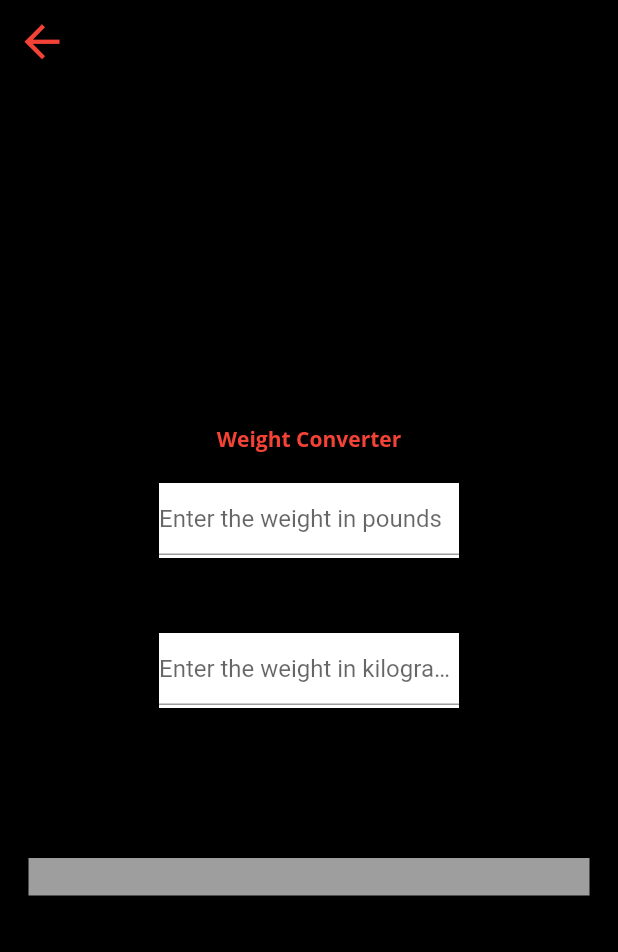
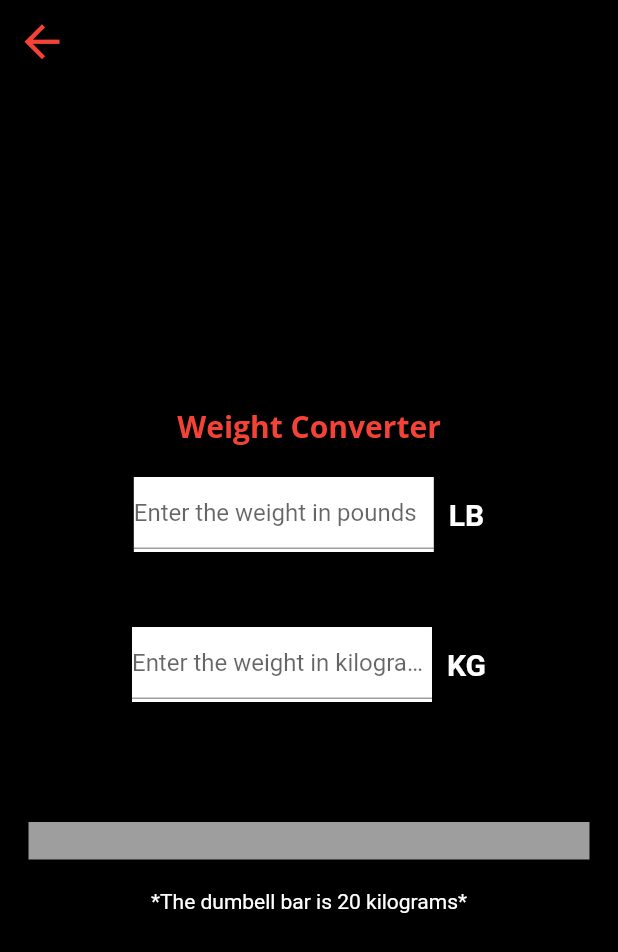
Before and after one commit to AaronRamirez05/Powerlifting-App, a Flutter app: the ConvertScreen screen opened directly, on a phone screen of 412 x 824 dp. Shown: the top 952 px of the screen. Run offline on Flutter 3.47's test engine with Material 2 defaults, Android fonts, the phone set to English and light mode, and no system bars; our stand-ins replace camera, cloud_firestore, email_validator, firebase_auth, firebase_core, gallery_saver and 2 more; missing offline and left inert: youtube_data_api, youtube_explode_dart; accounts and stored records are empty.

Commit message:
Fixed fonts and added LB and KG text

```diff
--- a/powerlifting_app/lib/screens/Home Screen/weightconverter_screen.dart
+++ b/powerlifting_app/lib/screens/Home Screen/weightconverter_screen.dart
@@ -145,10 +145,13 @@ class _Convert extends State<ConvertScreen> {
                       child: Text(
                         "Weight Converter",
                         key: Key('convertcheck'),
-                        style: TextStyle(color: Colors.red, fontFamily: 'Open'),
+                        style: TextStyle(color: Colors.red, fontFamily: 'Open', fontSize: 20, fontWeight: FontWeight.bold),
                       ),
                     ),
                     SizedBox(height: 20),
+                    Row(
+                      mainAxisAlignment: MainAxisAlignment.center,
+                      children: [
                         Container(
                             color: Colors.white,
                             height: 50,
@@ -177,10 +180,18 @@ class _Convert extends State<ConvertScreen> {
                                 }
                                 pounds = double.parse(value.text);
                                 //imagePathway(pounds);
-                            //updateWeights(pounds);
                               },
                             )),
+                        SizedBox(width: 10),
+                        Text("LB",
+                            style: TextStyle(
+                                color: Colors.white, fontSize: 20, fontWeight: FontWeight.bold))
+                      ],
+                    ),
                     SizedBox(height: 50),
+                    Row(
+                      mainAxisAlignment: MainAxisAlignment.center,
+                      children: [
                         Container(
                             color: Colors.white,
                             height: 50,
@@ -193,7 +204,8 @@ class _Convert extends State<ConvertScreen> {
                                 onChanged: (value2) {
                                   setState(() {
                                     value.text = converterTools
-                                    .convert2(value2, conversion2, kilograms)
+                                        .convert2(
+                                            value2, conversion2, kilograms)
                                         .toStringAsFixed(3);
                                     if (value2 == "") {
                                       value.clear();
@@ -210,13 +222,23 @@ class _Convert extends State<ConvertScreen> {
                                   pounds = double.parse(value.text);
                                   //imagePathway(pounds);
                                 })),
-                    SizedBox(height: 100),
+                        SizedBox(width: 10),
+                        Text("KG",
+                            style: TextStyle(
+                                color: Colors.white, fontSize: 20, fontWeight: FontWeight.bold))
+                      ],
+                    ),
+                    SizedBox(height: 80),
                     Stack(alignment: Alignment.center, children: [
                       Container(width: 500, height: 25, color: Colors.grey),
                       Row(
                           mainAxisAlignment: MainAxisAlignment.center,
                           children: containerWeights),
                     ]),
+                    SizedBox(height: 20),
+                    Text("*The dumbell bar is 20 kilograms*",
+                            style: TextStyle(
+                                color: Colors.white)),
                   ],
                 ),
               )),
```
Lines whose indentation alone changed are shown as unchanged.
